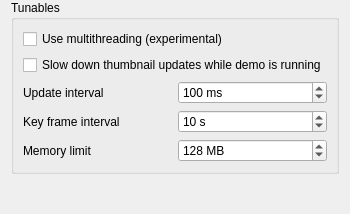
Above: hamonize-admin/plugins/demo/DemoConfigurationPage.ui from hamonikr/hamonize before the change. Below: the same form after it.
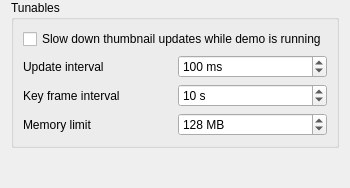
That is the form after the change. Icons and pictures are not drawn.

The edit to the form file:
```diff
--- a/hamonize-admin/plugins/demo/DemoConfigurationPage.ui
+++ b/hamonize-admin/plugins/demo/DemoConfigurationPage.ui
@@ -22,30 +22,21 @@
       <string>Tunables</string>
      </property>
      <layout class="QGridLayout" name="gridLayout" columnstretch="0,0">
-      <item row="3" column="1">
-       <widget class="QSpinBox" name="keyFrameInterval">
-        <property name="suffix">
-         <string> s</string>
-        </property>
-        <property name="minimum">
-         <number>1</number>
-        </property>
-        <property name="maximum">
-         <number>30</number>
-        </property>
-        <property name="value">
-         <number>10</number>
+      <item row="1" column="0">
+       <widget class="QLabel" name="label">
+        <property name="text">
+         <string>Update interval</string>
         </property>
        </widget>
       </item>
       <item row="0" column="0" colspan="2">
-       <widget class="QCheckBox" name="multithreadingEnabled">
+       <widget class="QCheckBox" name="slowDownThumbnailUpdates">
         <property name="text">
-         <string>Use multithreading (experimental)</string>
+         <string>Slow down thumbnail updates while demo is running</string>
         </property>
        </widget>
       </item>
-      <item row="4" column="1">
+      <item row="3" column="1">
        <widget class="QSpinBox" name="memoryLimit">
         <property name="suffix">
          <string> MB</string>
@@ -64,14 +55,23 @@
         </property>
        </widget>
       </item>
-      <item row="2" column="0">
-       <widget class="QLabel" name="label">
-        <property name="text">
-         <string>Update interval</string>
-        </property>
-       </widget>
-      </item>
       <item row="2" column="1">
+       <widget class="QSpinBox" name="keyFrameInterval">
+        <property name="suffix">
+         <string> s</string>
+        </property>
+        <property name="minimum">
+         <number>1</number>
+        </property>
+        <property name="maximum">
+         <number>30</number>
+        </property>
+        <property name="value">
+         <number>10</number>
+        </property>
+       </widget>
+      </item>
+      <item row="1" column="1">
        <widget class="QSpinBox" name="framebufferUpdateInterval">
         <property name="suffix">
          <string> ms</string>
@@ -91,23 +91,16 @@
        </widget>
       </item>
       <item row="3" column="0">
-       <widget class="QLabel" name="label_2">
-        <property name="text">
-         <string>Key frame interval</string>
-        </property>
-       </widget>
-      </item>
-      <item row="4" column="0">
        <widget class="QLabel" name="label_3">
         <property name="text">
          <string>Memory limit</string>
         </property>
        </widget>
       </item>
-      <item row="1" column="0" colspan="2">
-       <widget class="QCheckBox" name="slowDownThumbnailUpdates">
+      <item row="2" column="0">
+       <widget class="QLabel" name="label_2">
         <property name="text">
-         <string>Slow down thumbnail updates while demo is running</string>
+         <string>Key frame interval</string>
         </property>
        </widget>
       </item>
```
